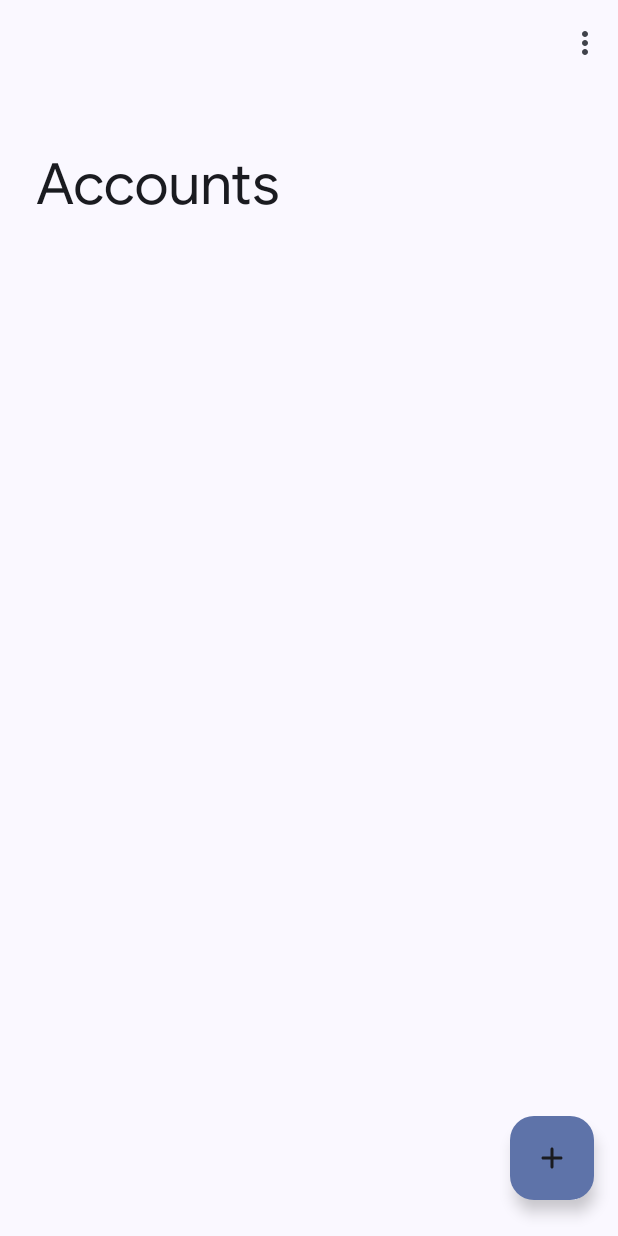
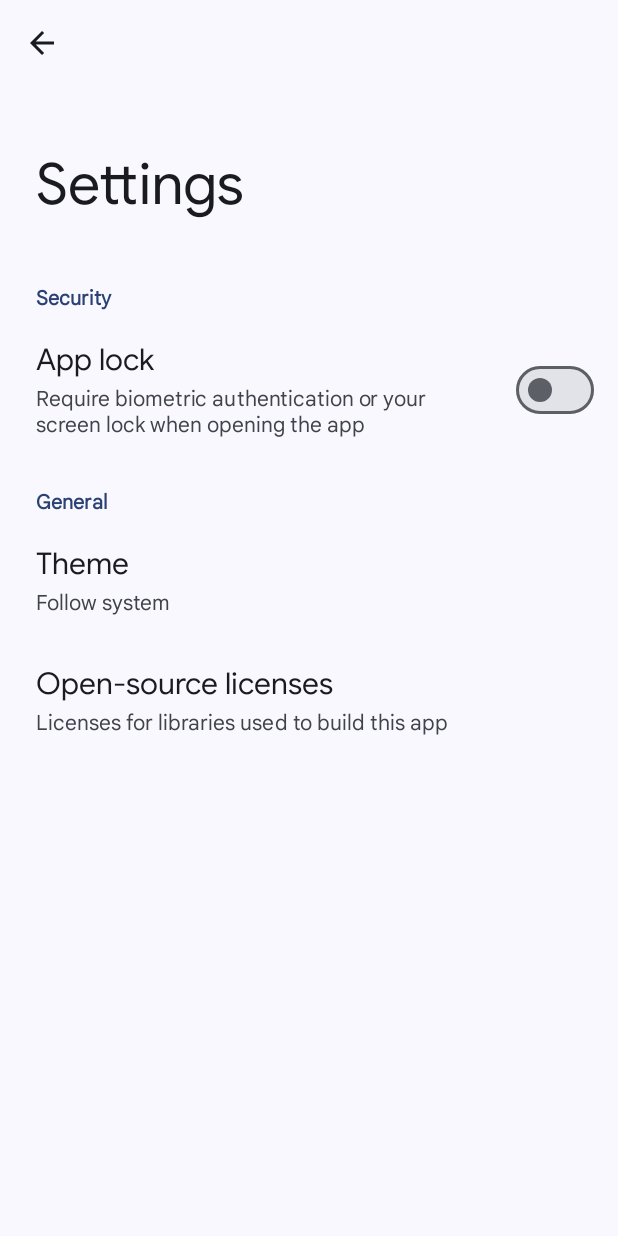
Before and after one commit to CominAtYou/Negi, an Android app: the screen it shows after launch (MainActivity before the commit, PreferencesActivity after it), in the options menu, after a tap on "Settings", on a phone screen of 412 x 824 dp. Run offline under Robolectric (Android 15) with nearby library versions, the phone set to English and light mode, and no system bars; 5 statements that could not run were skipped.

Commit message:
Add preferences activity

```diff
--- a/app/src/main/java/com/cominatyou/negi/MainActivity.java
+++ b/app/src/main/java/com/cominatyou/negi/MainActivity.java
@@ -65,6 +65,14 @@ public class MainActivity extends AppCompatActivity {
         }
 
         binding.addAccontFab.setOnClickListener(v -> addAccountLauncher.launch(new Intent(this, AddAccountActivity.class)));
+
+        binding.mainActivityNavbar.setOnMenuItemClickListener(item -> {
+            if (item.getItemId() == R.id.activity_main_menu_settings) {
+                startActivity(new Intent(this, PreferencesActivity.class));
+                return true;
+            }
+            return false;
+        });
     }
 
     @Override
--- /dev/null
+++ b/app/src/main/java/com/cominatyou/negi/PreferencesActivity.java
@@ -0,0 +1,93 @@
+package com.cominatyou.negi;
+
+import android.app.KeyguardManager;
+import android.os.Build;
+import android.os.Bundle;
+
+import androidx.annotation.NonNull;
+import androidx.appcompat.app.AppCompatActivity;
+import androidx.biometric.BiometricManager;
+import androidx.biometric.BiometricPrompt;
+import androidx.core.content.ContextCompat;
+import androidx.core.view.WindowCompat;
+
+import com.cominatyou.negi.databinding.ActivityPreferencesBinding;
+import com.cominatyou.negi.util.SecurePrefUtil;
+import com.google.android.material.color.DynamicColors;
+
+public class PreferencesActivity extends AppCompatActivity {
+    private boolean presentAuthDialog = true;
+    @Override
+    protected void onCreate(Bundle savedInstanceState) {
+        super.onCreate(savedInstanceState);
+        DynamicColors.applyToActivityIfAvailable(this);
+        final var binding = ActivityPreferencesBinding.inflate(getLayoutInflater());
+        final boolean appLockEnabled = SecurePrefUtil.getBoolean(this, "app_lock_enabled", false);
+        setContentView(binding.getRoot());
+        WindowCompat.setDecorFitsSystemWindows(getWindow(), false);
+
+        binding.appLockSwitch.setChecked(appLockEnabled);
+
+        final BiometricManager biometricManager = BiometricManager.from(this);
+        final int biometricStatus = biometricManager.canAuthenticate(BiometricManager.Authenticators.BIOMETRIC_STRONG);
+
+        if (biometricStatus == BiometricManager.BIOMETRIC_ERROR_NO_HARDWARE || biometricStatus == BiometricManager.BIOMETRIC_ERROR_NONE_ENROLLED && !getSystemService(KeyguardManager.class).isDeviceSecure()) {
+            binding.appLockLayout.setEnabled(false);
+            binding.appLockSwitch.setEnabled(false);
+            binding.appLockLayout.setAlpha(0.5f);
+            binding.appLockPreferenceDescription.setText(R.string.activity_preferences_app_lock_unavailable);
+        }
+
+        binding.appLockSwitch.setOnCheckedChangeListener((self, state) -> {
+            BiometricPrompt.PromptInfo.Builder promptInfo = new BiometricPrompt.PromptInfo.Builder()
+                    .setTitle(getString(R.string.activity_auth_biometric_prompt_title))
+                    .setSubtitle(getString(R.string.activity_preferences_biometric_auth_description))
+                    .setAllowedAuthenticators(BiometricManager.Authenticators.BIOMETRIC_STRONG | BiometricManager.Authenticators.DEVICE_CREDENTIAL);
+
+            switch (biometricManager.canAuthenticate(BiometricManager.Authenticators.BIOMETRIC_STRONG)) {
+                case BiometricManager.BIOMETRIC_SUCCESS: {
+                    if (Build.VERSION.SDK_INT >= Build.VERSION_CODES.R) {
+                        promptInfo.setAllowedAuthenticators(BiometricManager.Authenticators.BIOMETRIC_STRONG | BiometricManager.Authenticators.DEVICE_CREDENTIAL);
+                    }
+                    else {
+                        promptInfo.setAllowedAuthenticators(BiometricManager.Authenticators.BIOMETRIC_STRONG);
+                    }
+                    break;
+                }
+                case BiometricManager.BIOMETRIC_ERROR_NO_HARDWARE:
+                case BiometricManager.BIOMETRIC_ERROR_NONE_ENROLLED: {
+                    if (getSystemService(KeyguardManager.class).isDeviceSecure()) {
+                        promptInfo.setAllowedAuthenticators(BiometricManager.Authenticators.DEVICE_CREDENTIAL);
+                    }
+                    else {
+                        presentAuthDialog = false;
+                        binding.appLockSwitch.setChecked(!state);
+                        presentAuthDialog = true;
+                    }
+                }
+                default: {
+                    break;
+                }
+            }
+
+            final BiometricPrompt prompt = new BiometricPrompt(this, ContextCompat.getMainExecutor(this), new BiometricPrompt.AuthenticationCallback() {
+                @Override
+                public void onAuthenticationSucceeded(@NonNull BiometricPrompt.AuthenticationResult result) {
+                    SecurePrefUtil.putBoolean(PreferencesActivity.this, "app_lock_enabled", state);
+                }
+
+                @Override
+                public void onAuthenticationError(int errorCode, @NonNull CharSequence errString) {
+                    presentAuthDialog = false;
+                    binding.appLockSwitch.setChecked(!state);
+                    presentAuthDialog = true;
+                }
+            });
+
+            if (presentAuthDialog) prompt.authenticate(promptInfo.build());
+        });
+
+        binding.appLockLayout.setOnClickListener(self -> binding.appLockSwitch.toggle());
+        binding.topBar.setNavigationOnClickListener(self -> finish());
+    }
+}
--- /dev/null
+++ b/app/src/main/res/layout/activity_preferences.xml
@@ -0,0 +1,187 @@
+<?xml version="1.0" encoding="utf-8"?>
+
+<androidx.coordinatorlayout.widget.CoordinatorLayout
+    xmlns:android="http://schemas.android.com/apk/res/android"
+    xmlns:app="http://schemas.android.com/apk/res-auto"
+    xmlns:tools="http://schemas.android.com/tools"
+    android:layout_width="match_parent"
+    android:layout_height="match_parent"
+    tools:context=".PreferencesActivity">
+
+    <com.google.android.material.appbar.AppBarLayout
+        android:layout_width="match_parent"
+        android:layout_height="wrap_content"
+        android:fitsSystemWindows="true">
+
+        <com.google.android.material.appbar.CollapsingToolbarLayout
+            style="?attr/collapsingToolbarLayoutLargeStyle"
+            android:layout_width="match_parent"
+            android:layout_height="?attr/collapsingToolbarLayoutLargeSize"
+            app:layout_scrollFlags="scroll|exitUntilCollapsed|snap"
+            app:expandedTitleTextAppearance="@style/TextAppearance.App.TitleLarge"
+            app:collapsedTitleTextAppearance="@style/ThemeOverlay.App.ToolbarText"
+            android:background="@android:color/transparent"
+            app:expandedTitleMarginStart="24dp">
+
+            <com.google.android.material.appbar.MaterialToolbar
+                android:layout_width="match_parent"
+                android:layout_height="58dp"
+                app:titleMarginStart="16dp"
+                app:layout_collapseMode="pin"
+                app:title="@string/activity_preferences_title"
+                android:elevation="0dp"
+                app:navigationIcon="@drawable/ic_arrow_back"
+                android:id="@+id/top_bar"/>
+
+        </com.google.android.material.appbar.CollapsingToolbarLayout>
+
+    </com.google.android.material.appbar.AppBarLayout>
+
+    <androidx.core.widget.NestedScrollView
+        android:layout_height="wrap_content"
+        android:layout_width="match_parent"
+        app:layout_behavior="@string/appbar_scrolling_view_behavior">
+
+        <androidx.constraintlayout.widget.ConstraintLayout
+            android:layout_width="match_parent"
+            android:layout_height="wrap_content">
+
+            <TextView
+                android:id="@+id/general_section_header"
+                style="@style/TextAppearance.AppCompat.MaterialSectionHeader"
+                android:layout_width="wrap_content"
+                android:layout_height="wrap_content"
+                android:layout_marginStart="24dp"
+                android:layout_marginTop="36dp"
+                android:text="@string/activity_preferences_security_section_header"
+                app:layout_constraintStart_toStartOf="parent"
+                app:layout_constraintTop_toTopOf="parent" />
+
+            <androidx.constraintlayout.widget.ConstraintLayout
+                android:id="@+id/app_lock_layout"
+                android:layout_width="match_parent"
+                android:layout_height="wrap_content"
+                android:layout_marginTop="4dp"
+                app:layout_constraintStart_toStartOf="parent"
+                app:layout_constraintTop_toBottomOf="@id/general_section_header"
+                android:clickable="true"
+                android:paddingVertical="16dp"
+                android:background="?attr/selectableItemBackground"
+                android:focusable="true">
+
+                <TextView
+                    android:id="@+id/app_lock_title"
+                    android:layout_width="wrap_content"
+                    android:layout_height="wrap_content"
+                    android:layout_marginStart="24dp"
+                    app:layout_constraintStart_toStartOf="parent"
+                    app:layout_constraintTop_toTopOf="parent"
+                    android:text="@string/activity_preferences_app_lock_title"
+                    style="@style/TextAppearance.AppCompat.LayoutTitle"/>
+                <TextView
+                    android:id="@+id/app_lock_preference_description"
+                    android:layout_width="wrap_content"
+                    android:layout_height="wrap_content"
+                    android:maxWidth="280dp"
+                    android:fontFamily="@font/gs_text_regular"
+                    app:layout_constraintStart_toStartOf="@id/app_lock_title"
+                    app:layout_constraintTop_toBottomOf="@id/app_lock_title"
+                    android:layout_marginTop="2dp"
+                    android:text="@string/activity_preferences_app_lock_description"/>
+
+                <com.google.android.material.materialswitch.MaterialSwitch
+                    android:id="@+id/app_lock_switch"
+                    android:layout_width="wrap_content"
+                    android:layout_height="wrap_content"
+                    android:layout_marginEnd="16dp"
+                    app:layout_constraintBottom_toBottomOf="parent"
+                    app:layout_constraintEnd_toEndOf="parent"
+                    android:checked="false"
+                    app:layout_constraintTop_toTopOf="parent" />
+
+            </androidx.constraintlayout.widget.ConstraintLayout>
+
+            <TextView
+                android:id="@+id/appearance_section_header"
+                android:layout_width="wrap_content"
+                android:layout_height="wrap_content"
+                style="@style/TextAppearance.AppCompat.MaterialSectionHeader"
+                app:layout_constraintStart_toStartOf="parent"
+                app:layout_constraintTop_toBottomOf="@id/app_lock_layout"
+                android:text="@string/activity_preferences_general_section_header"
+                android:layout_marginStart="24dp"
+                android:layout_marginTop="16dp"/>
+
+            <androidx.constraintlayout.widget.ConstraintLayout
+                android:id="@+id/theme_layout"
+                android:layout_width="match_parent"
+                android:layout_height="wrap_content"
+                android:layout_marginTop="4dp"
+                android:clickable="true"
+                android:paddingVertical="16dp"
+                android:background="?attr/selectableItemBackground"
+                app:layout_constraintStart_toStartOf="parent"
+                app:layout_constraintTop_toBottomOf="@id/appearance_section_header"
+                android:focusable="true">
+
+                <TextView
+                    android:id="@+id/theme_header"
+                    android:layout_width="wrap_content"
+                    android:layout_height="wrap_content"
+                    app:layout_constraintStart_toStartOf="parent"
+                    app:layout_constraintTop_toTopOf="parent"
+                    android:layout_marginStart="24dp"
+                    android:text="@string/activity_preferences_theme_title"
+                    style="@style/TextAppearance.AppCompat.LayoutTitle"/>
+
+                <TextView
+                    android:id="@+id/theme_description"
+                    android:layout_width="wrap_content"
+                    android:layout_height="wrap_content"
+                    android:fontFamily="@font/gs_text_regular"
+                    app:layout_constraintStart_toStartOf="@id/theme_header"
+                    app:layout_constraintTop_toBottomOf="@id/theme_header"
+                    android:layout_marginTop="2dp"
+                    android:text="@string/activity_preferences_theme_default_description"
+                    tools:text="Follow system"/>
+
+            </androidx.constraintlayout.widget.ConstraintLayout>
+
+            <androidx.constraintlayout.widget.ConstraintLayout
+                android:id="@+id/about_layout"
+                android:layout_width="match_parent"
+                android:layout_height="wrap_content"
+                app:layout_constraintTop_toBottomOf="@id/theme_layout"
+                android:paddingVertical="16dp"
+                app:layout_constraintStart_toStartOf="parent"
+                android:background="?attr/selectableItemBackground"
+                android:clickable="true"
+                android:focusable="true">
+
+                <TextView
+                    android:id="@+id/about_header"
+                    android:layout_width="wrap_content"
+                    android:layout_height="wrap_content"
+                    android:layout_marginStart="24dp"
+                    style="@style/TextAppearance.AppCompat.LayoutTitle"
+                    android:text="@string/activity_preferences_oss_title"
+                    app:layout_constraintStart_toStartOf="parent"
+                    app:layout_constraintTop_toTopOf="parent"/>
+
+                <TextView
+                    android:layout_width="wrap_content"
+                    android:layout_height="wrap_content"
+                    app:layout_constraintStart_toStartOf="@id/about_header"
+                    app:layout_constraintTop_toBottomOf="@id/about_header"
+                    android:layout_marginTop="2dp"
+                    android:maxWidth="280dp"
+                    android:fontFamily="@font/gs_text_regular"
+                    android:text="@string/activity_preferences_oss_description"/>
+
+            </androidx.constraintlayout.widget.ConstraintLayout>
+
+        </androidx.constraintlayout.widget.ConstraintLayout>
+
+    </androidx.core.widget.NestedScrollView>
+
+</androidx.coordinatorlayout.widget.CoordinatorLayout>
--- a/app/src/main/res/menu/activity_main_menu.xml
+++ b/app/src/main/res/menu/activity_main_menu.xml
@@ -3,8 +3,10 @@
     xmlns:app="http://schemas.android.com/apk/res-auto">
     <item
         android:title="@string/activity_main_menu_export_accounts_label"
+        android:id="@+id/activity_main_menu_export_accounts"
         app:showAsAction="never" />
     <item
         android:title="@string/activity_main_menu_settings_label"
+        android:id="@+id/activity_main_menu_settings"
         app:showAsAction="never" />
 </menu>
--- a/app/src/main/res/values/strings.xml
+++ b/app/src/main/res/values/strings.xml
@@ -16,4 +16,15 @@
     <string name="activity_auth_biometric_prompt_subtitle">Please verify your identity to access Negi</string>
     <string name="activity_auth_keyguard_removed_toast_text">App lock was disabled because your screen lock was removed.</string>
     <string name="activity_auth_unlock_button_text">Unlock Negi</string>
+    <string name="activity_preferences_title">Settings</string>
+    <string name="activity_preferences_security_section_header">Security</string>
+    <string name="activity_preferences_app_lock_title">App lock</string>
+    <string name="activity_preferences_app_lock_description">Require biometric authentication or your screen lock when opening the app</string>
+    <string name="activity_preferences_app_lock_unavailable">Unavailable because no screen lock is set</string>
+    <string name="activity_preferences_general_section_header">General</string>
+    <string name="activity_preferences_theme_title">Theme</string>
+    <string name="activity_preferences_oss_title">Open-source licenses</string>
+    <string name="activity_preferences_oss_description">Licenses for libraries used to build this app</string>
+    <string name="activity_preferences_theme_default_description">Follow system</string>
+    <string name="activity_preferences_biometric_auth_description">Verify your screen lock to toggle app lock</string>
 </resources>
--- a/app/src/main/res/values/themes.xml
+++ b/app/src/main/res/values/themes.xml
@@ -51,6 +51,19 @@
         <item name="android:textSize">22sp</item>
     </style>
 
+    <style name="TextAppearance.AppCompat.MaterialSectionHeader">
+        <item name="android:textColor">?attr/colorPrimary</item>
+        <item name="fontFamily">@font/gs_text_regular</item>
+        <item name="android:textSize">13sp</item>
+        <item name="android:textStyle">bold</item>
+    </style>
+
+    <style name="TextAppearance.AppCompat.LayoutTitle">
+        <item name="android:textColor">?android:textColorPrimary</item>
+        <item name="android:fontFamily">@font/ps_regular</item>
+        <item name="android:textSize">20sp</item>
+    </style>
+
     <style name="ShapeAppearanceOverlay.App.CircularCrop" parent="">
         <item name="cornerSize">50%</item>
     </style>
```
Also changed, not shown: app/src/main/AndroidManifest.xml (+7 -1 lines).
